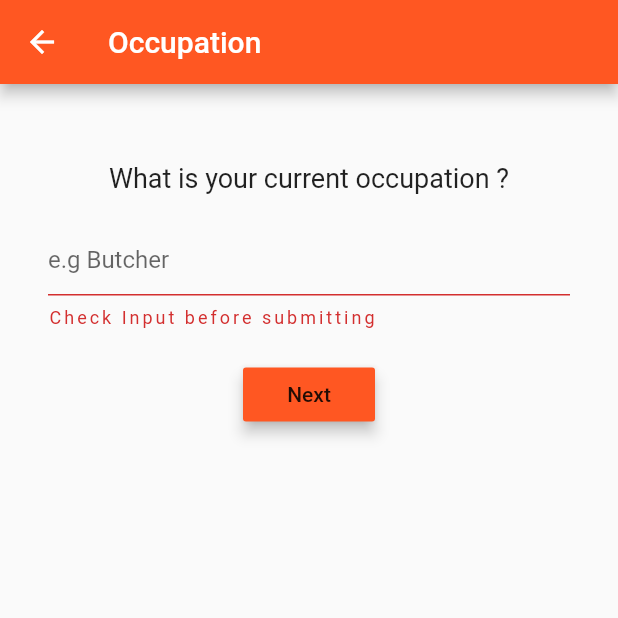
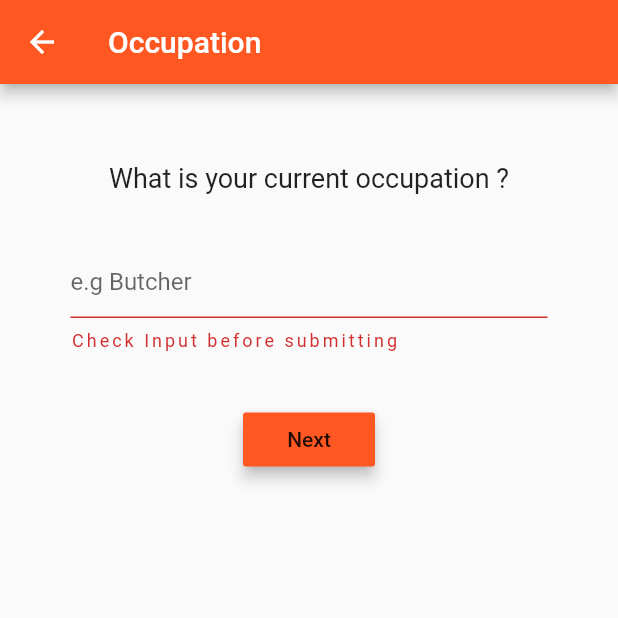
Before and after one commit to odaridavid/Fise, a Flutter app: the OccupationSurvey screen opened by its route, on a phone screen of 412 x 824 dp, the top half of it. Run offline on Flutter 3.47's test engine with Material 2 defaults, Android fonts, the phone set to English and light mode, and no system bars.

Commit message:
[#] Fix Text field margins

```diff
--- a/lib/surveys/survey_6.dart
+++ b/lib/surveys/survey_6.dart
@@ -55,12 +55,15 @@ class _OccupationSurveyState extends State<OccupationSurvey> {
                         ),
                         textAlign: TextAlign.center,
                       ))),
-              TextField(
+              Container(
+                  margin: EdgeInsets.all(15.0),
+                  child: TextField(
                     controller: textEditController,
                     decoration: new InputDecoration(
                         hintText: "e.g Butcher",
-                    errorText:
-                        _isNotValid ? "Check Input before submitting" : null,
+                        errorText: _isNotValid
+                            ? "Check Input before submitting"
+                            : null,
                         errorStyle: TextStyle(
                             decorationColor: Colors.deepOrange,
                             letterSpacing: 2.0)),
@@ -77,7 +80,7 @@ class _OccupationSurveyState extends State<OccupationSurvey> {
                       });
                     },
                     //onChanged is called whenever we add or delete something on Text Field
-              ),
+                  )),
               Padding(
                   padding: EdgeInsets.all(20.0),
                   child: RaisedButton(
```
Lines whose indentation alone changed are shown as unchanged.
